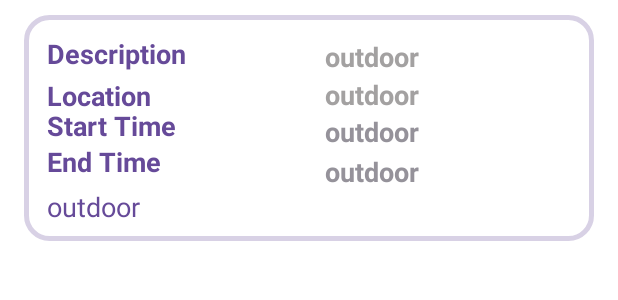
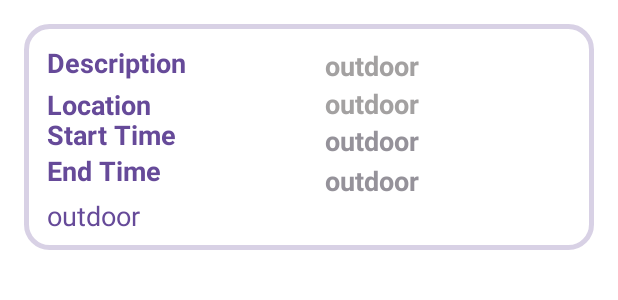
Before and after one commit to summoribundus/CZ2006Project, an Android app: the layout activity_row.xml on its own in the app's theme, with its tools: preview values and no code run, on a phone screen of 412 x 824 dp. Shown: the top 300 px of the screen. Run offline under Robolectric (Android 15) with nearby library versions, the phone set to English and light mode, and no system bars.

Commit message:
add margin

```diff
--- a/app/src/main/res/layout/activity_list.xml
+++ b/app/src/main/res/layout/activity_list.xml
@@ -13,7 +13,9 @@
 
             android:id="@+id/activity_list"
             android:layout_width="match_parent"
-            android:layout_height="500dp"></ListView>
+            android:layout_height="500dp"
+            android:divider="@android:color/transparent"
+            android:dividerHeight="10sp"></ListView>
         <LinearLayout
             android:id="@android:id/empty"
             android:layout_width="match_parent"
--- a/app/src/main/res/layout/activity_row.xml
+++ b/app/src/main/res/layout/activity_row.xml
@@ -1,15 +1,17 @@
 <?xml version="1.0" encoding="utf-8"?>
-<androidx.constraintlayout.widget.ConstraintLayout xmlns:android="http://schemas.android.com/apk/res/android"
+<androidx.constraintlayout.widget.ConstraintLayout
+    xmlns:android="http://schemas.android.com/apk/res/android"
     xmlns:app="http://schemas.android.com/apk/res-auto"
-    xmlns:tools="http://schemas.android.com/tools"
+
     android:layout_width="fill_parent"
     android:layout_height="wrap_content"
     android:layout_marginLeft="16dp"
-    android:layout_marginTop="10dp"
+    android:layout_marginTop="16dp"
     android:layout_marginRight="16dp"
-    android:layout_marginBottom="10dp"
+    android:layout_marginBottom="16dp"
     android:background="@drawable/bg_roundcorner"
-    android:padding="5dip">
+    android:padding="5dip"
+    android:orientation="vertical">
 
 
     <TextView
@@ -108,8 +110,8 @@
 
     <TextView
         android:id="@+id/startTime"
+        android:layout_width="wrap_content"
         android:layout_height="wrap_content"
-        android:layout_width="wrap_content"
         android:layout_below="@id/location"
         android:layout_marginStart="195dp"
         android:text="outdoor"
```
